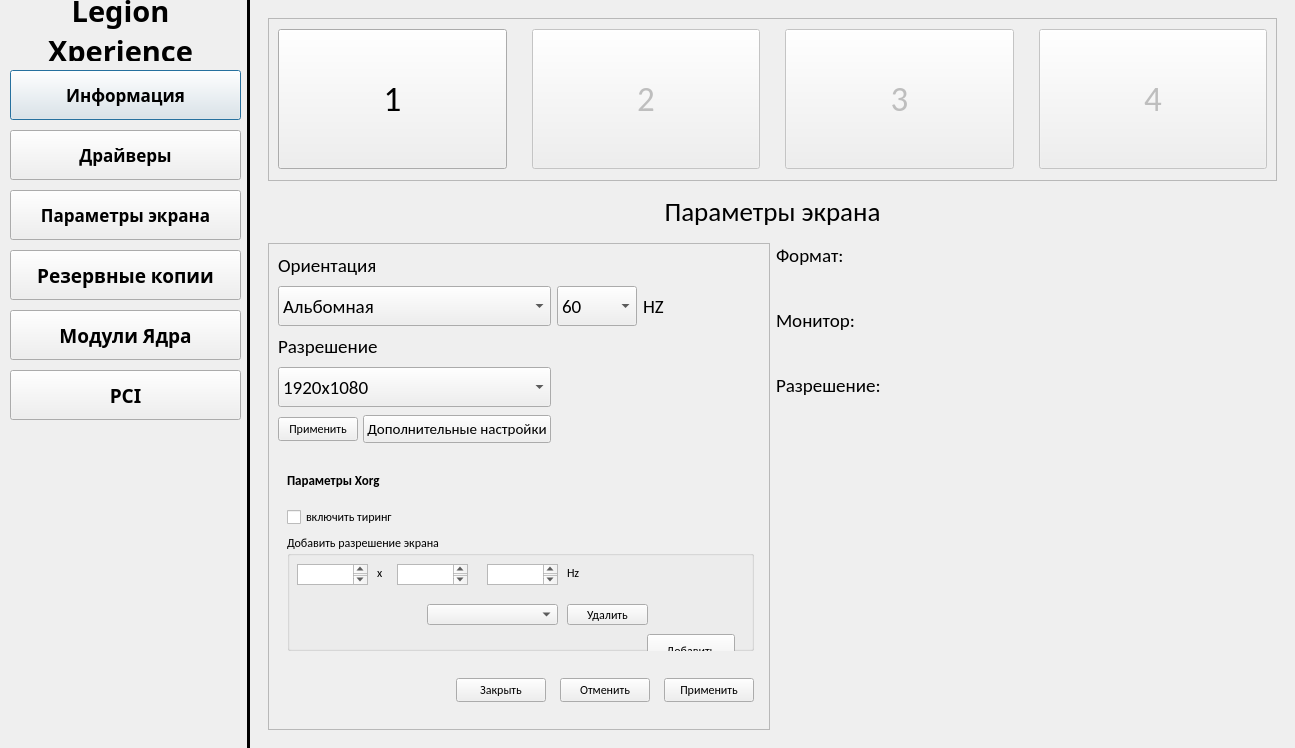
Ilase/xUtiles, file ui/mainwindow.ui: the form before one commit.
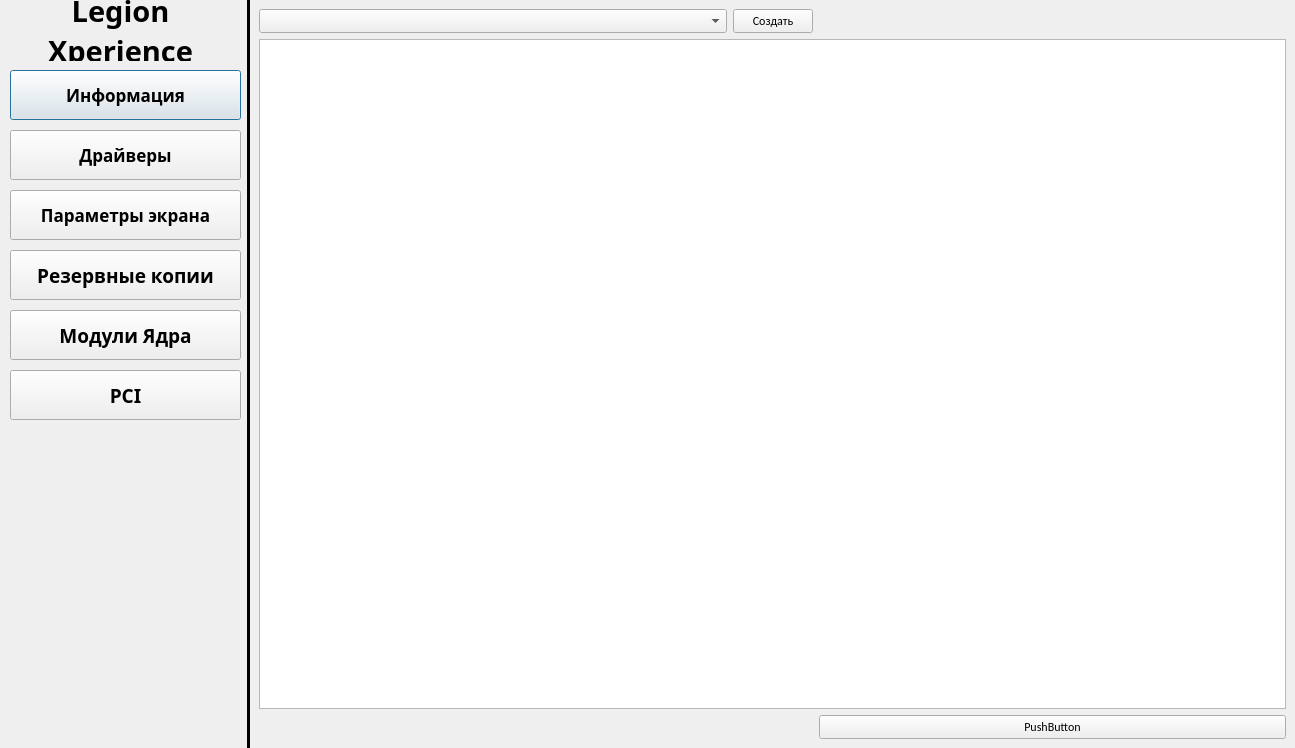
The form after the commit.

Commit message: Polkit auth & Modprobe editor

The edit to the form file:
```diff
--- a/ui/mainwindow.ui
+++ b/ui/mainwindow.ui
@@ -389,7 +389,7 @@
             <string notr="true"/>
            </property>
            <property name="currentIndex">
-            <number>3</number>
+            <number>7</number>
            </property>
            <widget class="QWidget" name="pageInformation">
             <property name="styleSheet">
@@ -2166,6 +2166,63 @@
              </item>
             </layout>
            </widget>
+           <widget class="QWidget" name="pageModprobe">
+            <layout class="QGridLayout" name="gridLayout_14">
+             <item row="0" column="0">
+              <widget class="QComboBox" name="modprobeFileList">
+               <property name="minimumSize">
+                <size>
+                 <width>150</width>
+                 <height>0</height>
+                </size>
+               </property>
+              </widget>
+             </item>
+             <item row="0" column="2">
+              <spacer name="horizontalSpacer_4">
+               <property name="orientation">
+                <enum>Qt::Horizontal</enum>
+               </property>
+               <property name="sizeHint" stdset="0">
+                <size>
+                 <width>40</width>
+                 <height>20</height>
+                </size>
+               </property>
+              </spacer>
+             </item>
+             <item row="0" column="1">
+              <widget class="QPushButton" name="createModprobeFile">
+               <property name="text">
+                <string>Создать</string>
+               </property>
+              </widget>
+             </item>
+             <item row="1" column="0" colspan="3">
+              <widget class="QTextEdit" name="textEditModprobe"/>
+             </item>
+             <item row="2" column="2">
+              <widget class="QPushButton" name="saveModprobeFile">
+               <property name="text">
+                <string>PushButton</string>
+               </property>
+              </widget>
+             </item>
+             <item row="2" column="0">
+              <spacer name="horizontalSpacer_6">
+               <property name="orientation">
+                <enum>Qt::Horizontal</enum>
+               </property>
+               <property name="sizeHint" stdset="0">
+                <size>
+                 <width>40</width>
+                 <height>20</height>
+                </size>
+               </property>
+              </spacer>
+             </item>
+            </layout>
+           </widget>
           </widget>
          </item>
         </layout>
```
The commit also changes 5 other files.
